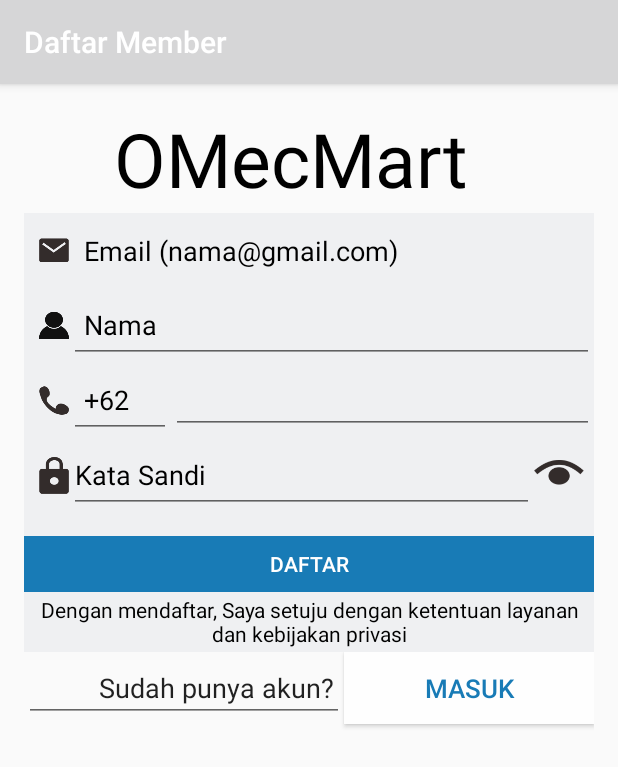
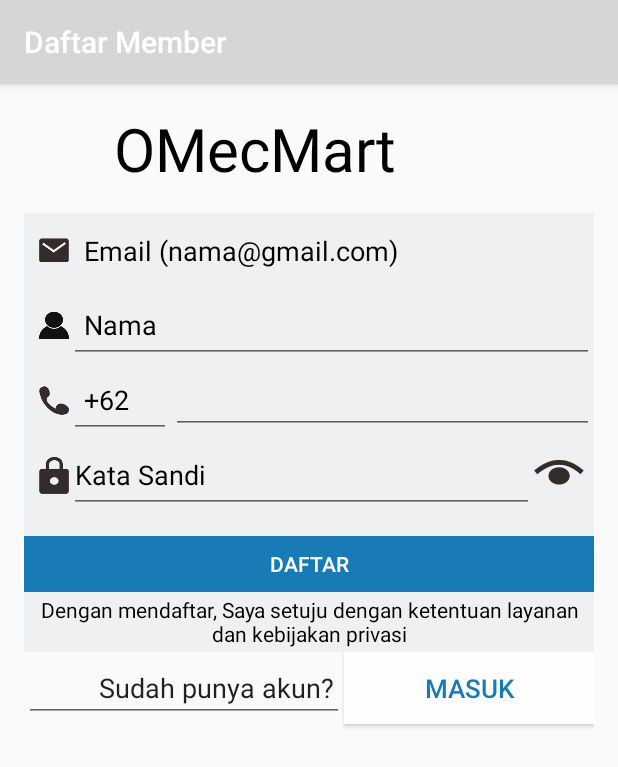
Before and after one commit to OMecMart/OMecMart, an Android app: the Daftar screen opened directly, with no data from a screen before it, on a phone screen of 412 x 824 dp. Shown: the top 767 px of the screen. Run offline under Robolectric (Android 15) with nearby library versions, the phone set to English and light mode, and no system bars.

Commit message:
perbaikan layout

```diff
--- a/app/src/main/res/layout/activity_bookingservice.xml
+++ b/app/src/main/res/layout/activity_bookingservice.xml
@@ -34,7 +34,7 @@
             android:layout_width="wrap_content"
             android:layout_height="wrap_content"
             android:paddingTop="20sp"
-            android:text="Masukkan alamat lengkap bengkell"
+            android:hint="Masukkan alamat lengkap bengkell"
             android:textAppearance="@style/TextAppearance.AppCompat.Display1"
             android:textSize="18dp" />
 
--- a/app/src/main/res/layout/activity_daftar.xml
+++ b/app/src/main/res/layout/activity_daftar.xml
@@ -19,7 +19,7 @@
         <TextView
             android:text="OMecMart"
             android:paddingLeft="60dp"
-            android:textSize="50sp"
+            android:textSize="40sp"
             android:textColor="@android:color/black"
             android:layout_width="match_parent"
             android:layout_height="wrap_content"
@@ -101,7 +101,8 @@
             android:hint="+62"
             android:textColorHint="@android:color/black"
             android:ems="10"
-            android:id="@+id/editText13" />
+            android:id="@+id/editText13"
+            />
 
         <EditText
             android:layout_width="wrap_content"
```
